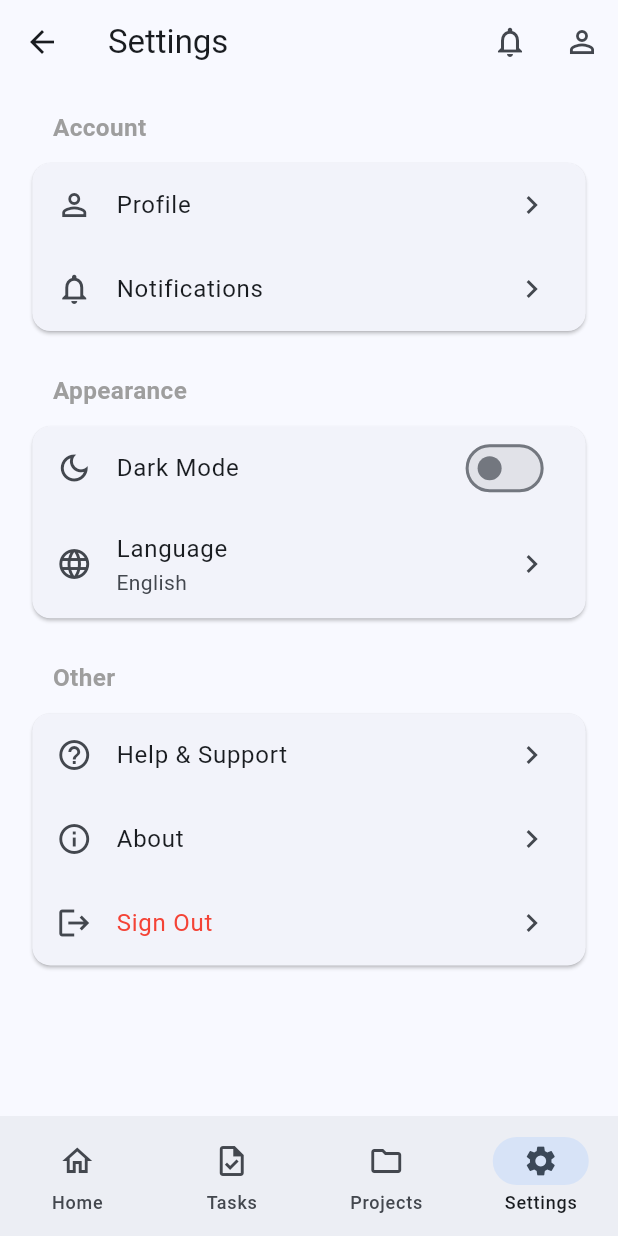
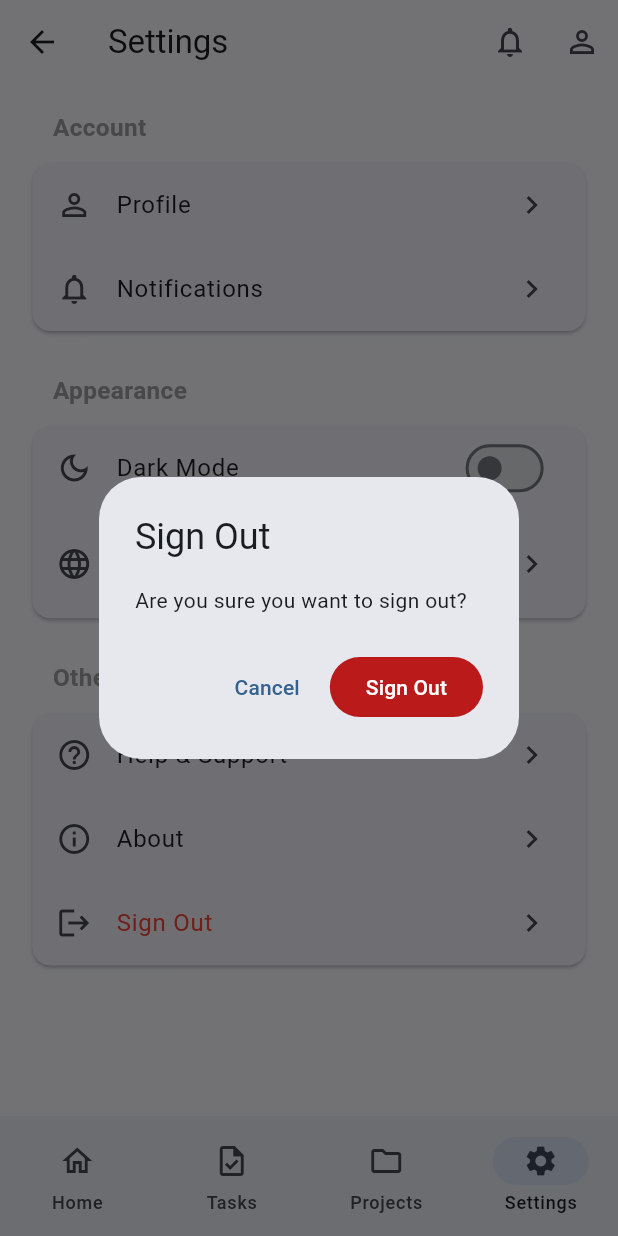
Before and after one commit to Edil-Ayehu/collab, a Flutter app: the HomePage screen opened by its route, item 4 of the bottom bar chosen, after a tap on "Sign Out", on a phone screen of 412 x 824 dp. Run offline on Flutter 3.47's test engine with Material 3 defaults, Android fonts, the phone set to English and light mode, and no system bars; our stand-ins replace cloud_firestore, dartz, equatable, firebase_auth, firebase_core, firebase_storage and 6 more; accounts and stored records are empty.

```diff
--- a/lib/presentation/pages/home/views/settings_view.dart
+++ b/lib/presentation/pages/home/views/settings_view.dart
@@ -1,5 +1,8 @@
 import 'package:flutter/material.dart';
 import 'package:flutter_screenutil/flutter_screenutil.dart';
+import 'package:flutter_bloc/flutter_bloc.dart';
+import 'package:collab/presentation/blocs/auth/auth_bloc.dart';
+import 'package:collab/config/routes/app_routes.dart';
 
 class SettingsView extends StatelessWidget {
   const SettingsView({super.key});
@@ -75,7 +78,38 @@ class SettingsView extends StatelessWidget {
               title: 'Sign Out',
               textColor: Colors.red,
               onTap: () {
-                // TODO: Implement sign out
+                // Show confirmation dialog
+                showDialog(
+                  context: context,
+                  builder: (context) => AlertDialog(
+                    title: const Text('Sign Out'),
+                    content: const Text('Are you sure you want to sign out?'),
+                    actions: [
+                      TextButton(
+                        onPressed: () => Navigator.pop(context),
+                        child: const Text('Cancel'),
+                      ),
+                      FilledButton(
+                        onPressed: () {
+                          // Close dialog
+                          Navigator.pop(context);
+                          // Dispatch sign out event
+                          context.read<AuthBloc>().add(const AuthEvent.signedOut());
+                          // Navigate to login page
+                          Navigator.pushNamedAndRemoveUntil(
+                            context,
+                            AppRoutes.login,
+                            (route) => false,
+                          );
+                        },
+                        style: FilledButton.styleFrom(
+                          backgroundColor: Theme.of(context).colorScheme.error,
+                        ),
+                        child: const Text('Sign Out'),
+                      ),
+                    ],
+                  ),
+                );
               },
             ),
           ],
```
Also changed, not shown: lib/presentation/blocs/auth/auth_bloc.dart (+11 -21 lines), lib/presentation/pages/auth/login_page.dart (+8 -1 lines).
